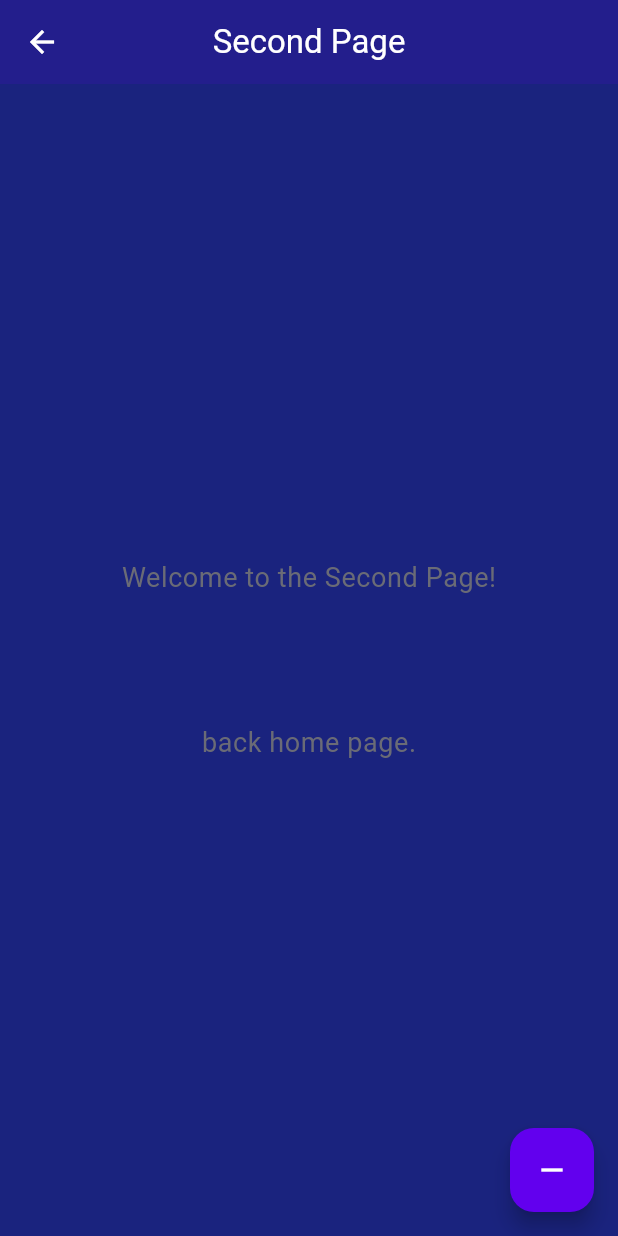
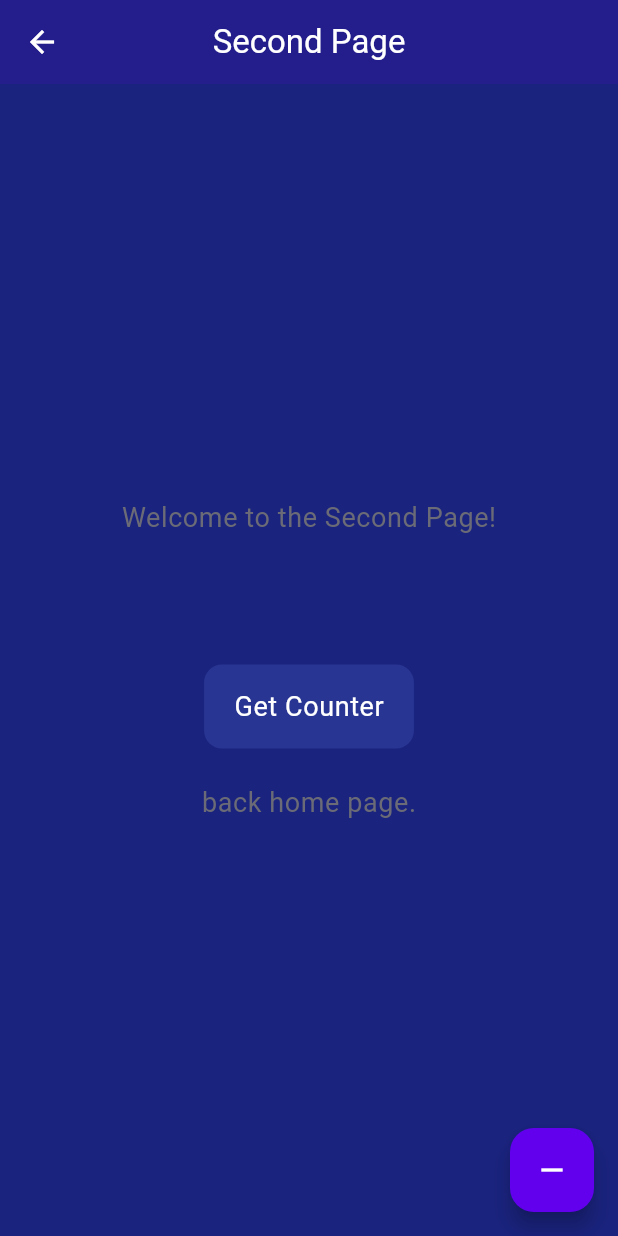
Before and after one commit to SingHuyLeang/flutter-9-10, a Flutter app: the screen it shows after launch, after a tap on "Watch next page.", on a phone screen of 412 x 824 dp. Run offline on Flutter 3.47's test engine with Material 3 defaults, Android fonts, the phone set to English and light mode, and no system bars; our stand-ins replace get, shared_preferences.

Commit message:
play with counter

```diff
--- a/lib/home_page.dart
+++ b/lib/home_page.dart
@@ -1,12 +1,17 @@
+import 'dart:developer';
+
+import 'package:flutter/cupertino.dart';
 import 'package:flutter/material.dart';
 import 'package:flutter_9_10/controller/counter_controller.dart';
 import 'package:flutter_9_10/second_page.dart';
+import 'package:flutter_9_10/store/pref.dart';
 import 'package:get/get.dart';
 
 class HomePage extends StatelessWidget {
   HomePage({super.key});
 
   final controller = Get.put(CounterController());
+  final pref = Pref();
 
   @override
   Widget build(BuildContext context) {
@@ -35,8 +40,19 @@ class HomePage extends StatelessWidget {
                         .apply(fontSizeDelta: 18),
                   ),
                   const SizedBox(height: 16),
+                  CupertinoButton(
+                    color: Colors.indigo[800],
+                    onPressed: () async => await pref.setInt(controller.count.value).whenComplete(() => log("Saved Successfully")),
+                    child: Text(
+                      'Save Counter',
+                      style: Theme.of(context).textTheme.bodySmall!.apply(
+                        color: Colors.white
+                      ),
+                    ),
+                  ),
+                  const SizedBox(height: 24),
                   GestureDetector(
-                  onTap: ()=> Get.to(SecondPage()),
+                    onTap: () => Get.to(SecondPage()),
                     child: Text(
                       'Watch next page.',
                       style: Theme.of(context).textTheme.bodySmall,
@@ -50,7 +66,6 @@ class HomePage extends StatelessWidget {
               child: const Icon(Icons.add),
             ),
           );
-      }
-    );
+        });
   }
 }
--- a/lib/second_page.dart
+++ b/lib/second_page.dart
@@ -1,11 +1,16 @@
+import 'dart:developer';
+
+import 'package:flutter/cupertino.dart';
 import 'package:flutter/material.dart';
 import 'package:flutter_9_10/controller/counter_controller.dart';
+import 'package:flutter_9_10/store/pref.dart';
 import 'package:get/get.dart';
 
 class SecondPage extends StatelessWidget {
   SecondPage({super.key});
 
   final controller = Get.find<CounterController>();
+  final pref = Pref();
 
   @override
   Widget build(BuildContext context) {
@@ -16,7 +21,8 @@ class SecondPage extends StatelessWidget {
             appBar: AppBar(
               title: const Text('Second Page'),
             ),
-          body: SizedBox(
+            body: Obx(
+              () => SizedBox(
                 width: double.infinity,
                 child: Column(
                   mainAxisAlignment: MainAxisAlignment.center,
@@ -34,6 +40,20 @@ class SecondPage extends StatelessWidget {
                           .apply(fontSizeDelta: 18),
                     ),
                     const SizedBox(height: 16),
+                    CupertinoButton(
+                      color: Colors.indigo[800],
+                      onPressed: () async => controller.count.value = await pref
+                          .getInt()
+                          .whenComplete(() => log("Getted Successfully")),
+                      child: Text(
+                        'Get Counter',
+                        style: Theme.of(context)
+                            .textTheme
+                            .bodySmall!
+                            .apply(color: Colors.white),
+                      ),
+                    ),
+                    const SizedBox(height: 24),
                     GestureDetector(
                       onTap: () => Get.back(),
                       child: Text(
@@ -44,12 +64,12 @@ class SecondPage extends StatelessWidget {
                   ],
                 ),
               ),
+            ),
             floatingActionButton: FloatingActionButton(
               onPressed: () async => couter.decrement(),
               child: const Icon(Icons.remove),
             ),
           );
-      }
-    );
+        });
   }
 }
--- /dev/null
+++ b/lib/store/pref.dart
@@ -0,0 +1,15 @@
+import 'package:shared_preferences/shared_preferences.dart';
+
+class Pref {
+  final String key = 'counter';
+  late SharedPreferences preferences;
+  Future<void> setInt(int value) async {
+    preferences = await SharedPreferences.getInstance();
+    await preferences.setInt(key, value);
+  }
+
+  Future<int> getInt() async {
+    preferences = await SharedPreferences.getInstance();
+    return preferences.getInt(key) ?? -0;
+  }
+}
--- a/pubspec.yaml
+++ b/pubspec.yaml
@@ -37,6 +37,7 @@ dependencies:
   cupertino_icons: ^1.0.6
   provider: ^6.1.2
   get: ^4.6.6
+  shared_preferences: ^2.2.3
 
 dev_dependencies:
   flutter_test:
```
Also changed, not shown: pubspec.lock, 1 other file. Lines whose indentation alone changed are shown as unchanged.
